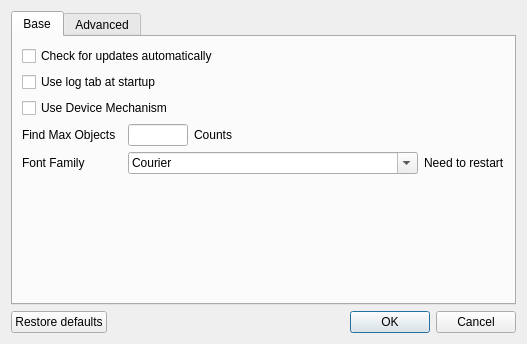
Above: CryptokiMan/settings_dlg.ui from jykim74/CryptokiMan before the change. Below: the same form after it.
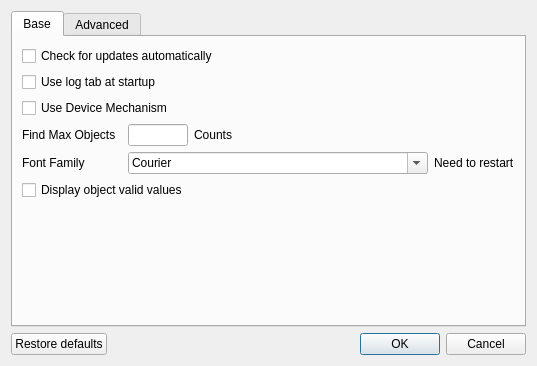
That is the form after the change.

What changed in the file:
```diff
--- a/CryptokiMan/settings_dlg.ui
+++ b/CryptokiMan/settings_dlg.ui
@@ -6,8 +6,8 @@
    <rect>
     <x>0</x>
     <y>0</y>
-    <width>527</width>
-    <height>344</height>
+    <width>537</width>
+    <height>366</height>
    </rect>
   </property>
   <property name="windowTitle">
@@ -143,6 +143,13 @@
          </item>
         </layout>
        </item>
+       <item>
+        <widget class="QCheckBox" name="mDisplayValidCheck">
+         <property name="text">
+          <string>Display object valid values</string>
+         </property>
+        </widget>
+       </item>
        <item>
         <spacer name="verticalSpacer">
          <property name="orientation">
```
